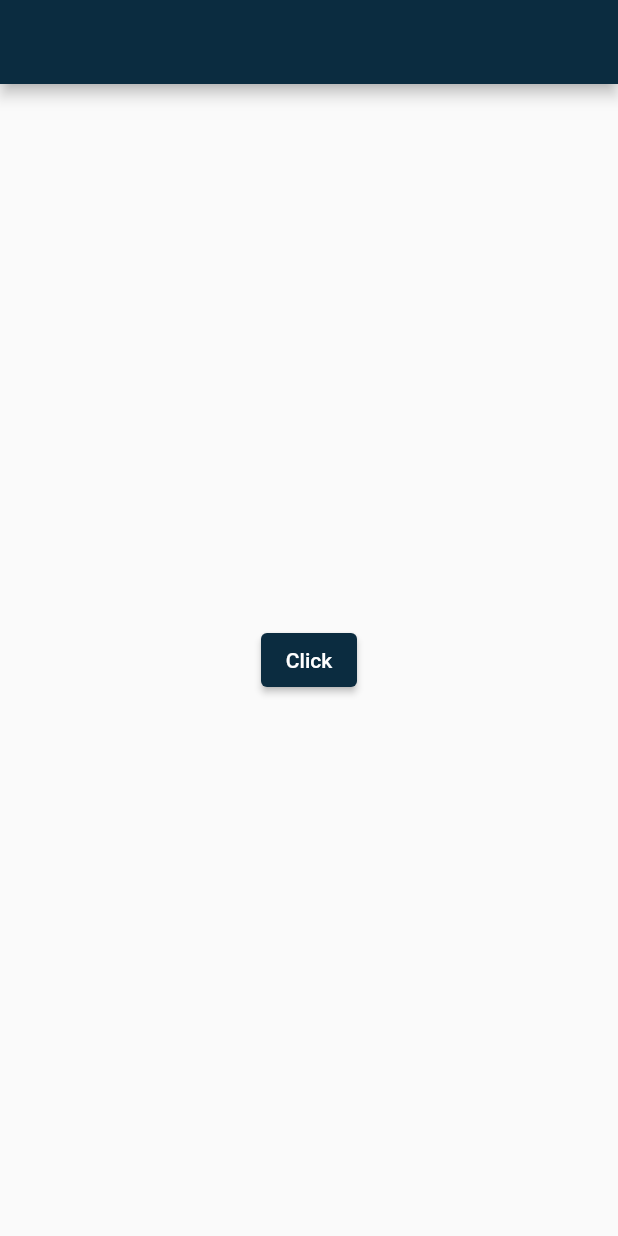
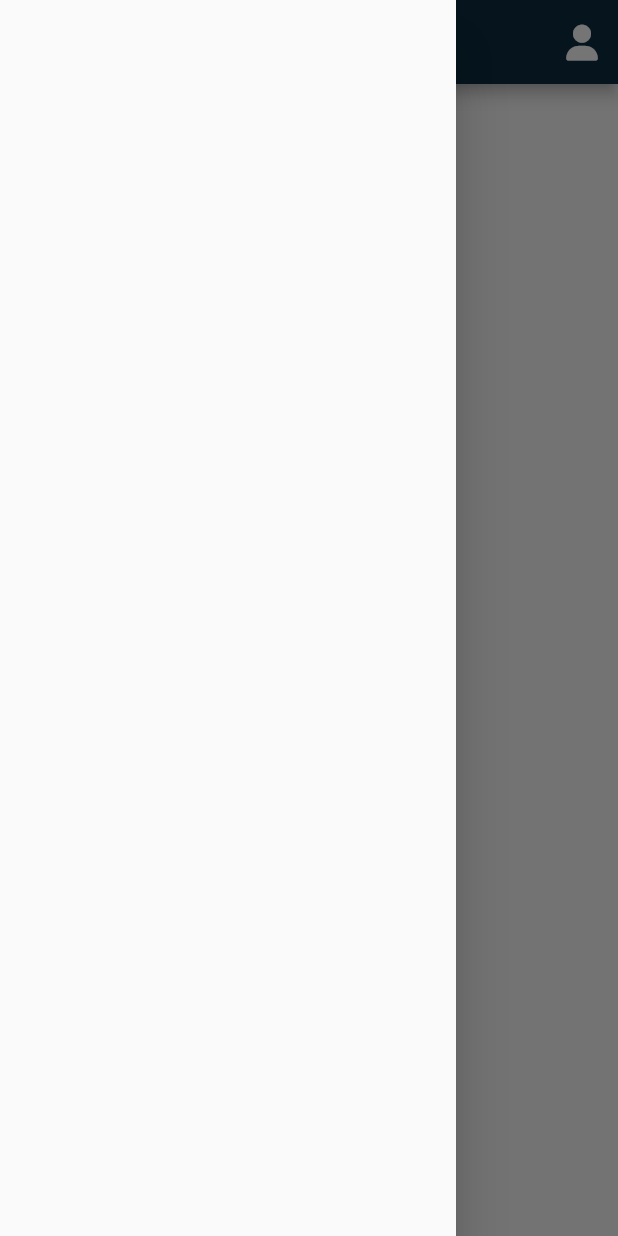
Before and after one commit to NaimCode/Offres_Online_App, a Flutter app: the screen it shows after launch, with the side drawer open (before the commit the screen has no drawer), on a phone screen of 412 x 824 dp. Run offline on Flutter 3.47's test engine with Material 2 defaults, Android fonts, the light colour scheme and no system bars; our stand-ins replace font_awesome_flutter.

Commit message:
init home

```diff
--- a/lib/config/theme.dart
+++ b/lib/config/theme.dart
@@ -21,4 +21,5 @@ ThemeData THEME=ThemeData(
   //App background color
   primarySwatch: PRIMARY_COLOR,
 
+
 );
--- a/lib/main.dart
+++ b/lib/main.dart
@@ -1,5 +1,6 @@
 import 'package:flutter/material.dart';
-import 'package:offre/config/theme.dart';
+import 'config/theme.dart';
+import 'pages/home/index.dart';
 
 void main() {
   runApp(const App());
@@ -13,10 +14,7 @@ class App extends StatelessWidget {
     return  MaterialApp(
       debugShowCheckedModeBanner: false,
       theme: THEME,
-      home:  Scaffold(
-        appBar: AppBar(),
-        body: Center(child: ElevatedButton(onPressed: (){}, child: const Text('Click'))),
-      ),
+      home:  const Home(),
     );
   }
 }
--- /dev/null
+++ b/lib/pages/home/index.dart
@@ -0,0 +1,28 @@
+import 'package:flutter/material.dart';
+import 'package:font_awesome_flutter/font_awesome_flutter.dart';
+import 'package:offres_onlines/widgets/open_drawer.dart';
+
+class Home extends StatefulWidget {
+  const Home({super.key});
+
+  @override
+  State<Home> createState() => _HomeState();
+}
+
+class _HomeState extends State<Home> {
+  @override
+  Widget build(BuildContext context) {
+    return Scaffold(
+        appBar: AppBar(
+          leading: const OpenDrawerButton(),
+          actions:  [
+            IconButton(
+             splashRadius: 22,
+              onPressed: (){}, icon: const FaIcon(FontAwesomeIcons.solidUser))
+          ],
+        ),
+        drawer: const Drawer(),
+        body: Center(child: ElevatedButton(onPressed: (){}, child: const Text('Click'))),
+      );
+  }
+}
--- /dev/null
+++ b/lib/widgets/open_drawer.dart
@@ -0,0 +1,16 @@
+import 'package:flutter/material.dart';
+import 'package:font_awesome_flutter/font_awesome_flutter.dart';
+
+class OpenDrawerButton extends StatelessWidget {
+  const OpenDrawerButton({super.key});
+
+  @override
+  Widget build(BuildContext context) {
+    return IconButton(
+        splashRadius: 22,
+        onPressed: () {
+          Scaffold.of(context).openDrawer();
+        },
+        icon: const FaIcon(FontAwesomeIcons.bars));
+  }
+}
```
Also changed, not shown: pubspec.yaml (+5 -13 lines), pubspec.lock.
